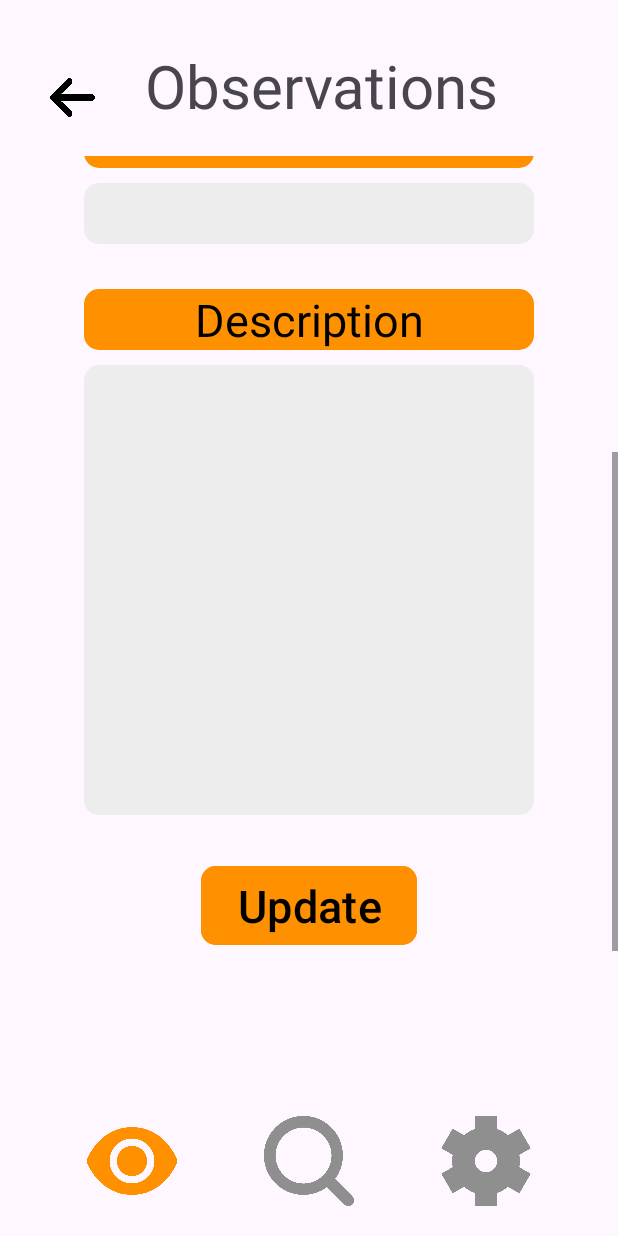
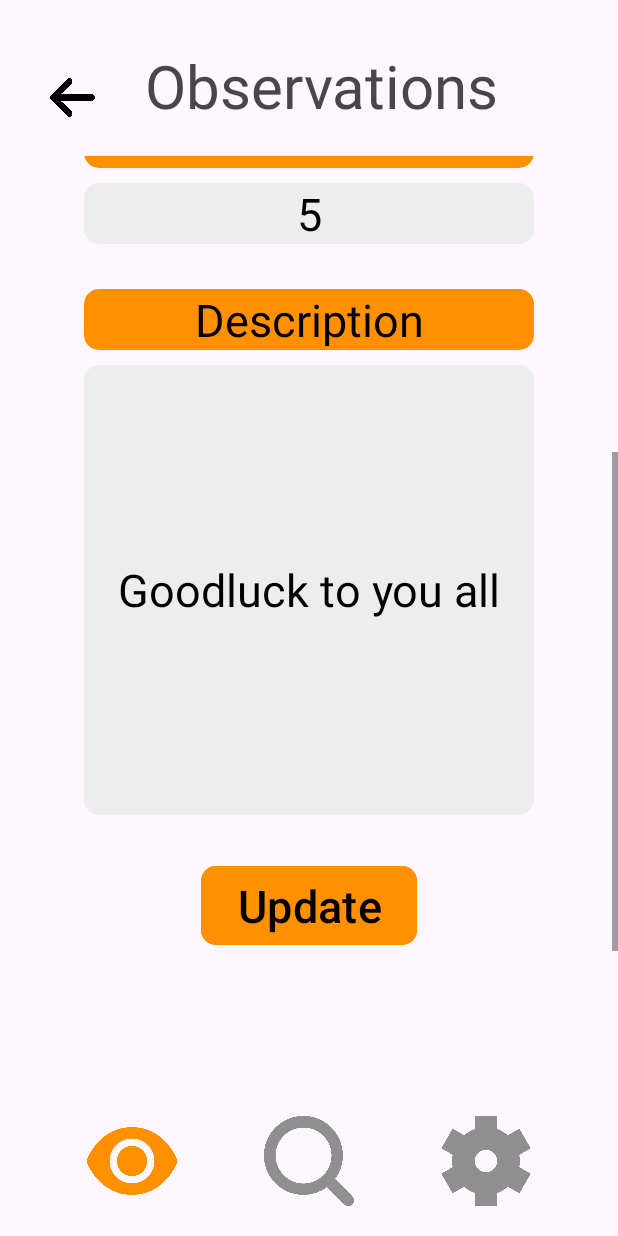
Before and after one commit to ST10090538/OPSC7311_POE, an Android app: the layout observation_view.xml on its own in the app's theme, with its tools: preview values and no code run, scrolled down 314 dp, on a phone screen of 412 x 824 dp. Run offline under Robolectric (Android 15) with nearby library versions, the phone set to English and light mode, and no system bars.

Commit message:
More Pages

```diff
--- a/app/src/main/res/layout/observation_view.xml
+++ b/app/src/main/res/layout/observation_view.xml
@@ -96,6 +96,7 @@
                     android:layout_height="wrap_content"
                     android:layout_gravity="center"
                     android:layout_marginTop="10dp"
+                    android:text="Brackenhurst"
                     android:background="@drawable/light_grey_background"
                     android:textAlignment="center"
                     android:textColor="@color/black"
@@ -118,6 +119,7 @@
                     android:layout_height="wrap_content"
                     android:layout_gravity="center"
                     android:layout_marginTop="10dp"
+                    android:text="5"
                     android:background="@drawable/light_grey_background"
                     android:textAlignment="center"
                     android:textColor="@color/black"
@@ -139,6 +141,7 @@
                     android:layout_height="300dp"
                     android:layout_gravity="center"
                     android:layout_marginTop="10dp"
+                    android:text="Goodluck to you all"
                     android:background="@drawable/light_grey_background"
                     android:textAlignment="center"
                     android:textColor="@color/black"
```
